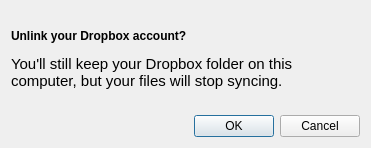
This is maestral/gui/resources/unlink_dialog.ui in samschott/maestral as Qt 5 draws it before an edit. The edited form follows.
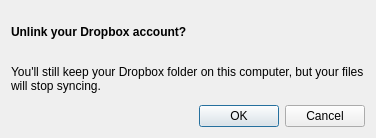
This is the edited form.

The edit to the form file:
```diff
--- a/maestral/gui/resources/unlink_dialog.ui
+++ b/maestral/gui/resources/unlink_dialog.ui
@@ -6,8 +6,8 @@
    <rect>
     <x>0</x>
     <y>0</y>
-    <width>371</width>
-    <height>148</height>
+    <width>376</width>
+    <height>138</height>
    </rect>
   </property>
   <property name="windowTitle">
@@ -21,6 +21,16 @@
     <number>20</number>
    </property>
    <item row="1" column="0" colspan="2">
+    <widget class="QLabel" name="infoLabel">
+     <property name="text">
+      <string>You'll still keep your Dropbox folder on this computer, but your files will stop syncing.</string>
+     </property>
+     <property name="wordWrap">
+      <bool>true</bool>
+     </property>
+    </widget>
+   </item>
+   <item row="2" column="0" colspan="2">
     <widget class="QDialogButtonBox" name="buttonBox">
      <property name="orientation">
       <enum>Qt::Horizontal</enum>
@@ -30,13 +40,16 @@
      </property>
     </widget>
    </item>
-   <item row="0" column="0" colspan="2">
-    <widget class="QLabel" name="label">
-     <property name="text">
-      <string>&lt;html&gt;&lt;head/&gt;&lt;body&gt;&lt;p&gt;&lt;span style=&quot; font-weight:600;&quot;&gt;Unlink your Dropbox account?&lt;/span&gt;&lt;/p&gt;&lt;p&gt;&lt;span style=&quot; font-size:11pt;&quot;&gt;You'll still keep your Dropbox folder on this computer, but your files will stop syncing.&lt;/span&gt;&lt;/p&gt;&lt;/body&gt;&lt;/html&gt;</string>
+   <item row="0" column="0">
+    <widget class="QLabel" name="titleLabel">
+     <property name="font">
+      <font>
+       <weight>75</weight>
+       <bold>true</bold>
+      </font>
      </property>
-     <property name="wordWrap">
-      <bool>true</bool>
+     <property name="text">
+      <string>Unlink your Dropbox account?</string>
      </property>
     </widget>
    </item>
```
